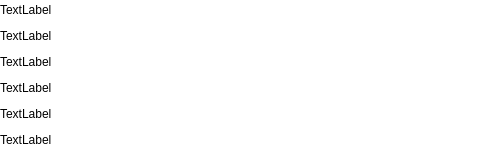
This is guitarneck.ui in december0123/dzwiekspert as Qt 5 draws it before an edit; both pictures show x 0 to 480 and y 0 to 150 of the 1059 by 150 pixel window. The edited form follows.
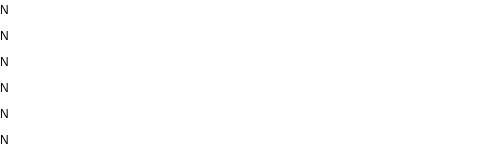
This is the edited form.

Patch:
```diff
--- a/guitarneck.ui
+++ b/guitarneck.ui
@@ -51,43 +51,61 @@
     <layout class="QVBoxLayout" name="labelLayout">
      <item>
       <widget class="QLabel" name="string1">
+       <property name="styleSheet">
+        <string notr="true">color: rgb(0, 0, 0);</string>
+       </property>
        <property name="text">
-        <string>TextLabel</string>
+        <string>N</string>
        </property>
       </widget>
      </item>
      <item>
       <widget class="QLabel" name="string2">
+       <property name="styleSheet">
+        <string notr="true">color: rgb(0, 0, 0);</string>
+       </property>
        <property name="text">
-        <string>TextLabel</string>
+        <string>N</string>
        </property>
       </widget>
      </item>
      <item>
       <widget class="QLabel" name="string3">
+       <property name="styleSheet">
+        <string notr="true">color: rgb(0, 0, 0);</string>
+       </property>
        <property name="text">
-        <string>TextLabel</string>
+        <string>N</string>
        </property>
       </widget>
      </item>
      <item>
       <widget class="QLabel" name="string4">
+       <property name="styleSheet">
+        <string notr="true">color: rgb(0, 0, 0);</string>
+       </property>
        <property name="text">
-        <string>TextLabel</string>
+        <string>N</string>
        </property>
       </widget>
      </item>
      <item>
       <widget class="QLabel" name="string5">
+       <property name="styleSheet">
+        <string notr="true">color: rgb(0, 0, 0);</string>
+       </property>
        <property name="text">
-        <string>TextLabel</string>
+        <string>N</string>
        </property>
       </widget>
      </item>
      <item>
       <widget class="QLabel" name="string6">
+       <property name="styleSheet">
+        <string notr="true">color: rgb(0, 0, 0);</string>
+       </property>
        <property name="text">
-        <string>TextLabel</string>
+        <string>N</string>
        </property>
       </widget>
      </item>
```
